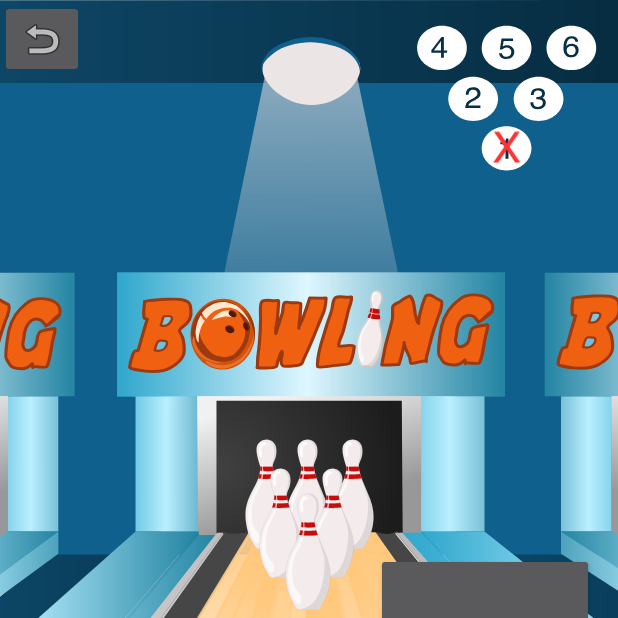
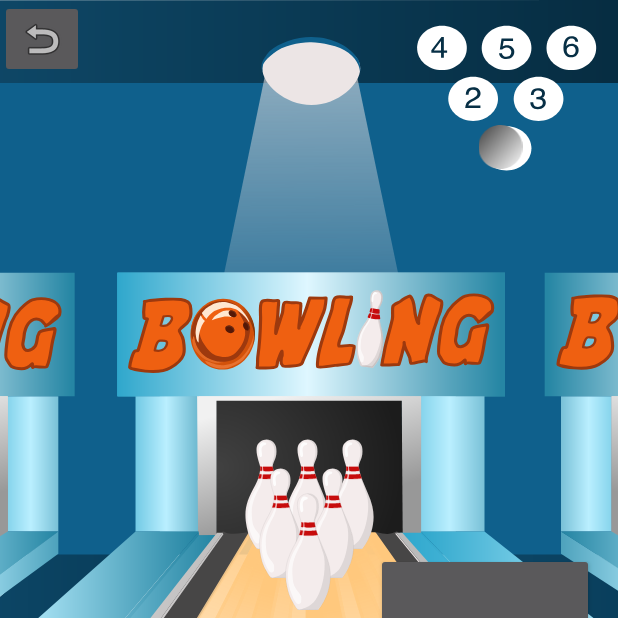
Before and after one commit to Alicia-Lundberg/BowlingBuddies, an Android app: the BowlingActivity screen opened directly, with no data from a screen before it, on a phone screen of 412 x 824 dp, the top half of it. Run offline under Robolectric (Android 15) with nearby library versions, the phone set to English and light mode, and no system bars.

Commit message:
fixed kaglorna, scoreboard

```diff
--- a/app/src/main/res/drawable/kryss.xml
+++ b/app/src/main/res/drawable/kryss.xml
@@ -1,10 +1,27 @@
 <vector xmlns:android="http://schemas.android.com/apk/res/android"
+    xmlns:aapt="http://schemas.android.com/aapt"
     android:width="512dp"
     android:height="512dp"
     android:viewportWidth="512"
     android:viewportHeight="512">
-  <path
-      android:pathData="M154.46,442.3L95.86,442.3L224.28,258.46L103.92,83.66L164.71,83.66L256.26,220.87L347.08,83.66L404.94,83.66L284.58,258.46L410.8,442.3L350.5,442.3L253.82,294.84L154.46,442.3Z"
-      android:fillColor="#ff3333"
-      android:strokeColor="#00000000"/>
+  <group>
+    <clip-path
+        android:pathData="M0,0h512v512h-512z"/>
+    <path
+        android:pathData="M0.03,253.11C1.63,111.74 117.52,-1.56 258.89,0.03C400.26,1.63 513.56,117.52 511.97,258.89C510.37,400.26 394.48,513.56 253.11,511.97C111.74,510.37 -1.56,394.48 0.03,253.11Z"
+        android:fillType="nonZero"
+        android:strokeColor="#00000000">
+      <aapt:attr name="android:fillColor">
+        <gradient
+            android:startX="452.44"
+            android:startY="430.4"
+            android:endX="-6.24"
+            android:endY="15.82"
+            android:type="linear">
+          <item android:offset="0" android:color="#FFE5E5E5"/>
+          <item android:offset="1" android:color="#FF414141"/>
+        </gradient>
+      </aapt:attr>
+    </path>
+  </group>
 </vector>
--- a/app/src/main/res/layout/activity_bowling.xml
+++ b/app/src/main/res/layout/activity_bowling.xml
@@ -92,14 +92,14 @@
 
     <ImageView
         android:id="@+id/kryss1"
-        android:layout_width="29dp"
-        android:layout_height="30dp"
+        android:layout_width="38dp"
+        android:layout_height="29dp"
         app:layout_constraintBottom_toBottomOf="parent"
         app:layout_constraintEnd_toEndOf="parent"
-        app:layout_constraintHorizontal_bias="0.845"
+        app:layout_constraintHorizontal_bias="0.841"
         app:layout_constraintStart_toStartOf="parent"
         app:layout_constraintTop_toTopOf="parent"
-        app:layout_constraintVertical_bias="0.104"
+        app:layout_constraintVertical_bias="0.105"
         app:srcCompat="@drawable/kryss" />
 
     <ImageButton
```
